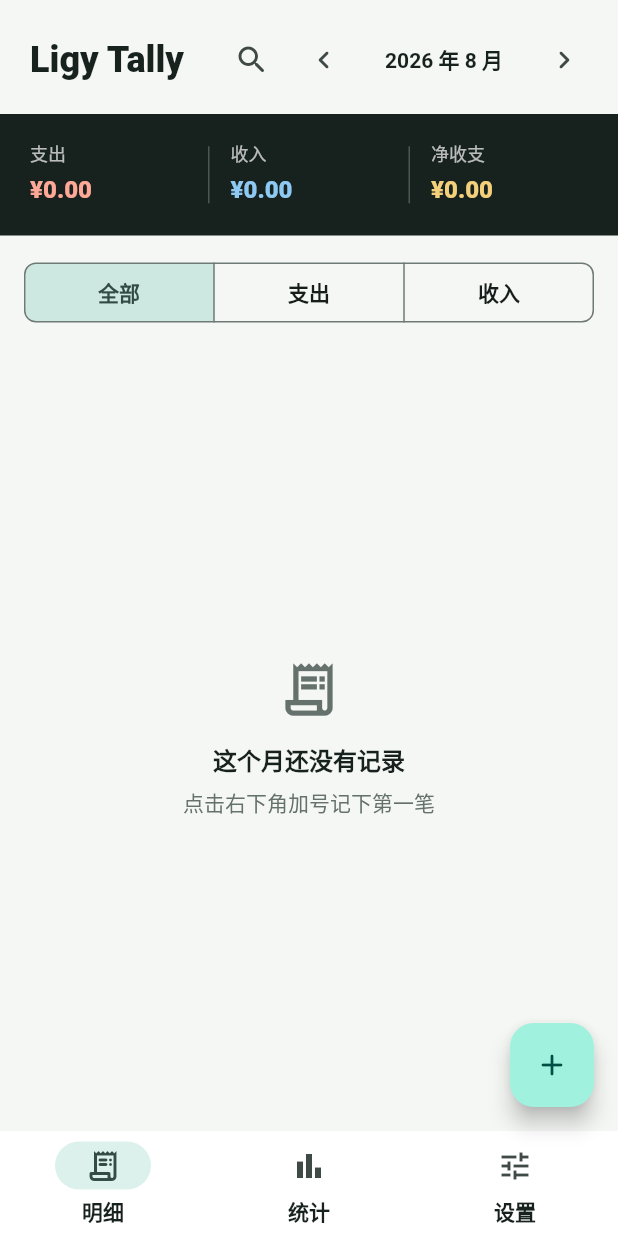
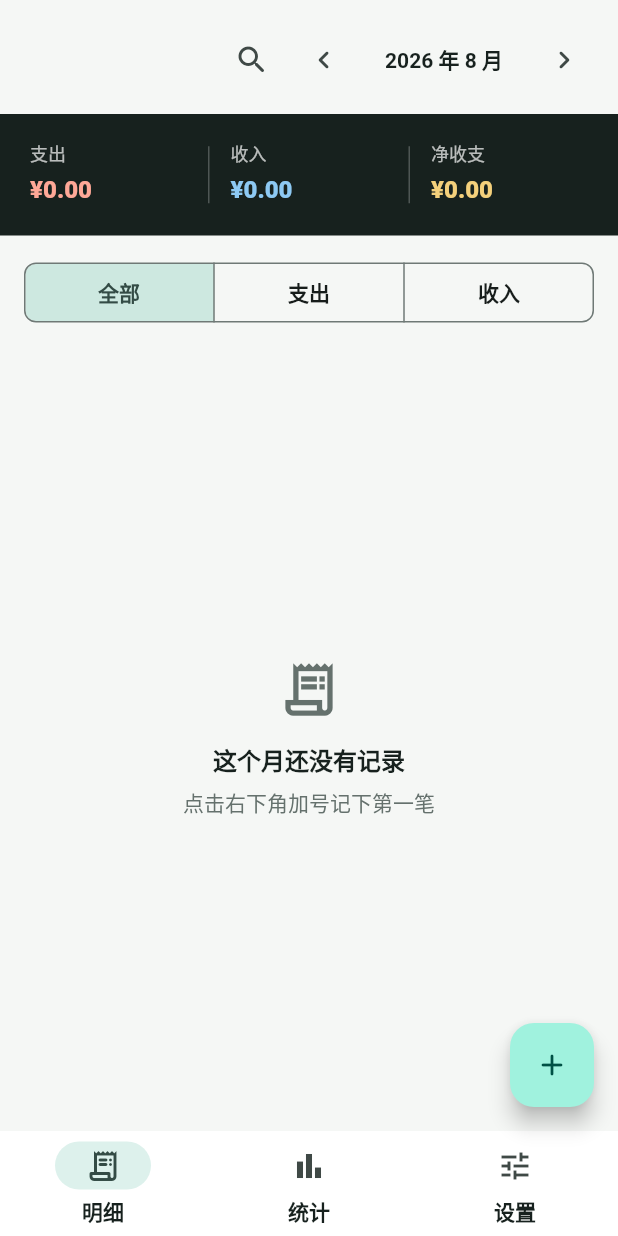
Before and after one commit to HxinY499/LigyTally, a Flutter app: the screen it shows after launch, on a phone screen of 412 x 824 dp. Run offline on Flutter 3.47's test engine with Material 3 defaults, Android fonts, the phone set to English and light mode, and no system bars; our stand-ins replace drift, drift_flutter, fl_chart, flutter_image_compress, flutter_riverpod, image_picker and 1 more; missing offline and left inert: file_selector; accounts and stored records are empty; generated files the repository leaves out were written again.

Commit message:
Release 1.0.1
- 移除首页左上角标题，右侧控件位置保持不变
- pubspec.lock 依赖源还原为 pub.dev

```diff
--- a/lib/features/ledger/presentation/ledger_screen.dart
+++ b/lib/features/ledger/presentation/ledger_screen.dart
@@ -84,14 +84,7 @@ class _LedgerScreenState extends ConsumerState<LedgerScreen> {
             padding: const EdgeInsets.fromLTRB(20, 16, 12, 12),
             child: Row(
               children: [
-                Expanded(
-                  child: Text(
-                    'Ligy Tally',
-                    style: Theme.of(context).textTheme.headlineSmall?.copyWith(
-                      fontWeight: FontWeight.w800,
-                    ),
-                  ),
-                ),
+                const Spacer(),
                 IconButton(
                   onPressed: () {
                     setState(() {
--- a/pubspec.yaml
+++ b/pubspec.yaml
@@ -16,7 +16,7 @@ publish_to: 'none' # Remove this line if you wish to publish to pub.dev
 # https://developer.apple.com/library/archive/documentation/General/Reference/InfoPlistKeyReference/Articles/CoreFoundationKeys.html
 # In Windows, build-name is used as the major, minor, and patch parts
 # of the product and file versions while build-number is used as the build suffix.
-version: 1.0.0+1
+version: 1.0.1+2
 
 environment:
   sdk: ^3.12.2
```
Also changed, not shown: pubspec.lock.
